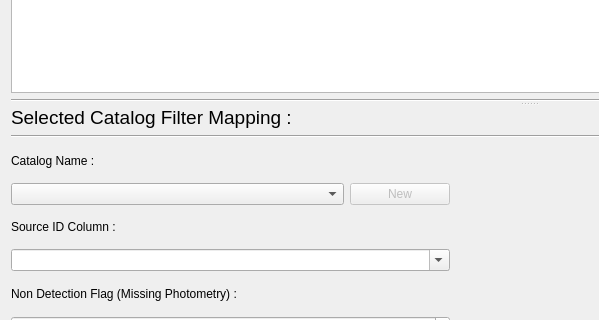
Old version of the form PhzQtUI/auxdir/PhzQtUI/FormSurveyMapping.ui in the repository astrorama/Phosphoros; both pictures show x 0 to 599 and y 223 to 543 of the 1058 by 842 pixel window.
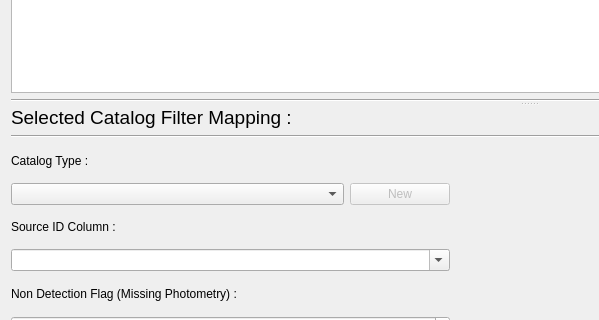
New version of the form.

Commit message: Rename the Catalog-name to catalog_type in Phosphoros

What changed in the file:
```diff
--- a/PhzQtUI/auxdir/PhzQtUI/FormSurveyMapping.ui
+++ b/PhzQtUI/auxdir/PhzQtUI/FormSurveyMapping.ui
@@ -213,7 +213,7 @@
            <item>
             <widget class="QLabel" name="label_17">
              <property name="text">
-              <string>Catalog Name :</string>
+              <string>Catalog Type :</string>
              </property>
             </widget>
            </item>
```
The commit also changes 6 other files.
